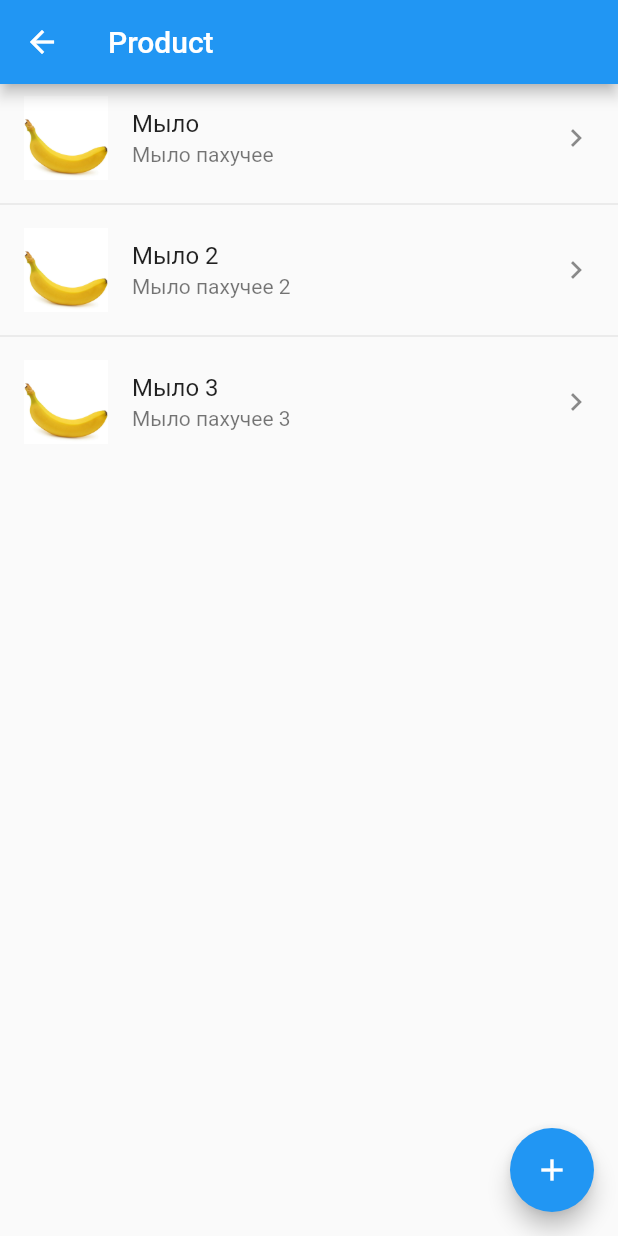
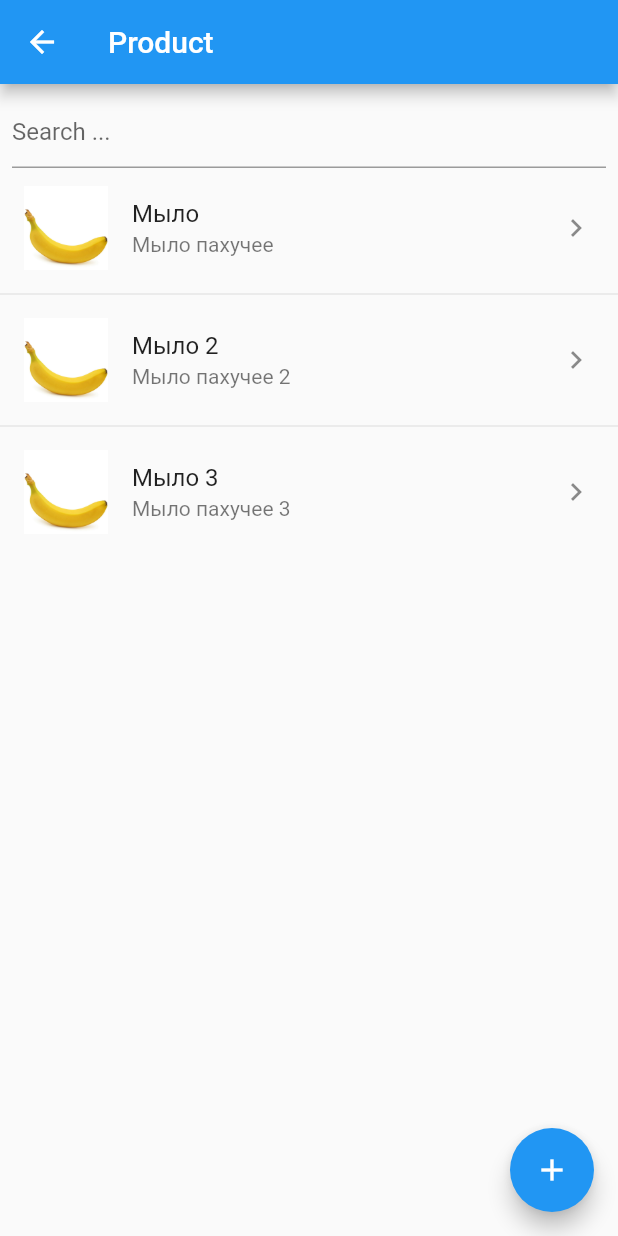
Before and after one commit to kitavrus/kak_kashka, a Flutter app: the ProductPageView screen opened directly, on a phone screen of 412 x 824 dp. Run offline on Flutter 3.47's test engine with Material 2 defaults, Android fonts, the phone set to English and light mode, and no system bars; drawn by our look-alikes of flutter_slidable; our stand-ins replace equatable, flutter_bloc.

Commit message:
add search to product

```diff
--- a/lib/product/ui/product_page.dart
+++ b/lib/product/ui/product_page.dart
@@ -1,6 +1,7 @@
 import 'package:flutter/cupertino.dart';
 import 'package:flutter/material.dart';
 import 'package:flutter_bloc/flutter_bloc.dart';
+
 // import 'package:kak_kashka/product/bloc/product_bloc.dart';
 // import 'package:kak_kashka/product/bloc/product_event.dart';
 import 'package:kak_kashka/product/cubit/product_state.dart';
@@ -18,17 +19,15 @@ class ProductPage extends StatelessWidget {
     print('build Product');
     // final _bloc  = BlocProvider.of<ProductCubit>(context);
     return MultiBlocProvider(
-      // return ProductPageBlocProvider(
+        // return ProductPageBlocProvider(
         providers: [
           // BlocProvider<ProductBloc>(
           BlocProvider<ProductCubit>(
             create: (context) =>
-            // ProductBloc(productRepository: ProductRepository())..add(ProductInitEvent())),
-            ProductCubit(ProductRepository())..getProductList(),
+                // ProductBloc(productRepository: ProductRepository())..add(ProductInitEvent())),
+                ProductCubit(ProductRepository())..getProductList(),
           ),
-        ],
-        child: ProductPageView()
-    );
+        ], child: ProductPageView());
   }
 }
 
@@ -37,15 +36,17 @@ class ProductPageView extends StatelessWidget {
 
   @override
   Widget build(BuildContext context) {
-    return  Scaffold(
+    return Scaffold(
       appBar: AppBar(
         title: Text('Product'),
       ),
       floatingActionButton: FloatingActionButton(
         onPressed: () async {
           print(" Floating action button press");
-          final result = await Navigator.push(context,
-            MaterialPageRoute(builder: (context)=>AddProductPage()),);
+          final result = await Navigator.push(
+            context,
+            MaterialPageRoute(builder: (context) => AddProductPage()),
+          );
           print("FloatingActionButton: $result");
 
           BlocProvider.of<ProductCubit>(context).addProduct(result);
@@ -54,9 +55,7 @@ class ProductPageView extends StatelessWidget {
         },
         child: Icon(Icons.add),
         backgroundColor: Colors.blue,
-
       ),
-
       body: BlocBuilder<ProductCubit, ProductState>(
         builder: (context, state) {
           List<ProductEntity> productList = [];
@@ -72,12 +71,20 @@ class ProductPageView extends StatelessWidget {
               return _showError(state.message);
 
             case ProductStatus.success:
-              productList = state.productList as List<ProductEntity>;
-              return ProductList(productList: productList);
+              productList = state.productList;
+
+              return Stack(
+                children: [
+                  _showSearchBar(context),
+                  Padding(
+                    padding: const EdgeInsets.only(top: 60),
+                    child: ProductList(productList: productList),
+                  ),
+                ],
+              );
             default:
               return _showEmpty("NO data");
           }
-
 
           // if (state is ProductLoading) {
           //   print('state ProductLoadingState');
@@ -99,6 +106,19 @@ class ProductPageView extends StatelessWidget {
           // }
 
           return ProductList(productList: productList);
+        },
+      ),
+    );
+  }
+
+  Widget _showSearchBar(BuildContext context) {
+    return Padding(
+      padding: const EdgeInsets.all(8.0),
+      child: TextField(
+        decoration: InputDecoration(hintText: "Search ..."),
+        onChanged: (text) {
+          print(text);
+          context.read<ProductCubit>().searchProduct(text);
         },
       ),
     );
@@ -136,10 +156,7 @@ class ProductPageView extends StatelessWidget {
       ),
     );
   }
-
 }
-
-
 
 class ProductList extends StatelessWidget {
   final List<ProductEntity> productList;
@@ -148,8 +165,6 @@ class ProductList extends StatelessWidget {
 
   @override
   Widget build(BuildContext context) {
-    // final ProductBloc productBloc = BlocProvider.of<ProductBloc>(context);
-    // final ProductBloc productBloc = context.watch<ProductBloc>();
     print("build: ProductList ");
 
     return ListView.separated(
@@ -167,17 +182,11 @@ class ProductList extends StatelessWidget {
               caption: 'Delete',
               color: Colors.red,
               icon: Icons.delete,
-              onTap: ()  {
-                // print("onTap DELETE ${product.id}");
-                // print(productList);
-                // print("productBloc.add ProductDeleteEvent");
-
-                 _showDialog(context, onCancel: () {
+              onTap: () {
+                _showDialog(context, onCancel: () {
                   Navigator.pop(context, 'Cancel');
                 }, onOk: () {
                   context.read<ProductCubit>().deleteProduct(product);
-                  // context.read<ProductBloc>().add(ProductDeleteEvent(productList: productList, product: product));
-                   // BlocProvider.of<ProductBloc>(context)..add(ProductDeleteEvent(productList: productList, product: product));
                   _showSnackBar(context, "DELETED: ${product.name}");
                   Navigator.pop(context, 'OK');
                 });
@@ -202,7 +211,7 @@ class ProductList extends StatelessWidget {
         title: const Text('Удалить товар?'),
         actions: [
           TextButton(
-            onPressed:onCancel,
+            onPressed: onCancel,
             child: const Text('Cancel'),
           ),
           TextButton(
```
Also changed, not shown: lib/product/cubit/product_cubit.dart (+38 -3 lines).
